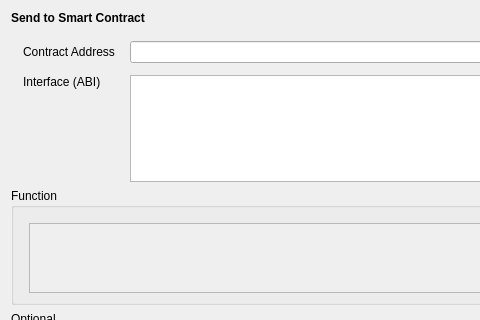
Qt form src/qt/forms/sendtocontract.ui (HTMLCOIN/HTMLCOIN) before a commit; both pictures show x 0 to 480 and y 0 to 320 of the 690 by 556 pixel window.
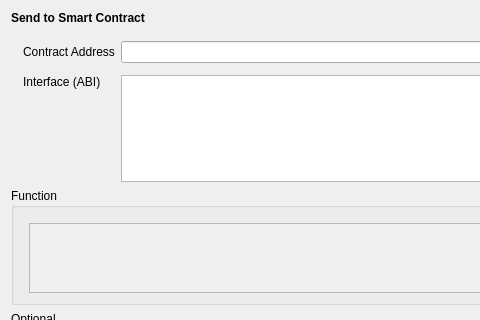
The same form after that commit. Custom widgets are drawn as their Qt base class.

```diff
--- a/src/qt/forms/sendtocontract.ui
+++ b/src/qt/forms/sendtocontract.ui
@@ -68,7 +68,7 @@
           <number>12</number>
          </property>
          <property name="horizontalSpacing">
-          <number>15</number>
+          <number>6</number>
          </property>
          <property name="verticalSpacing">
           <number>12</number>
```
Left out of the diff: 4 changed lines with no effect on the pictures.
